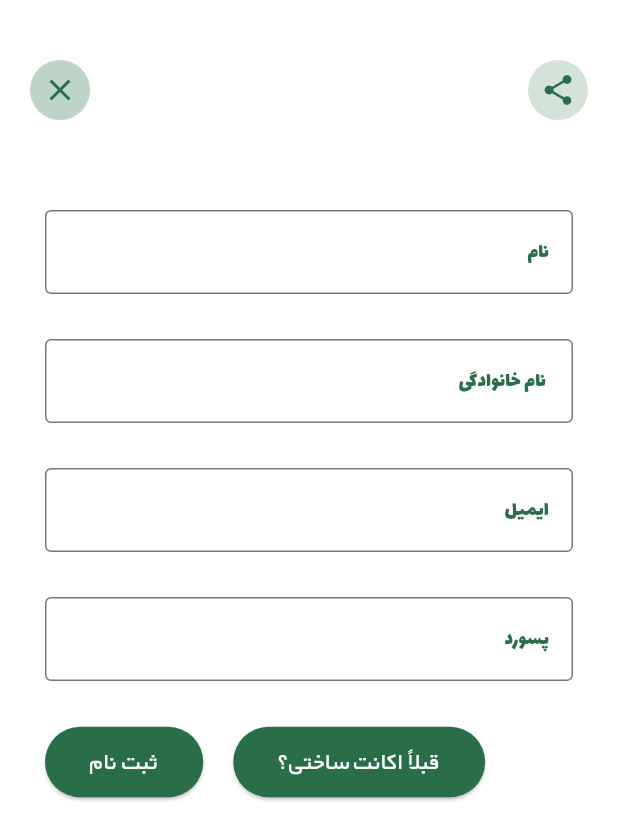
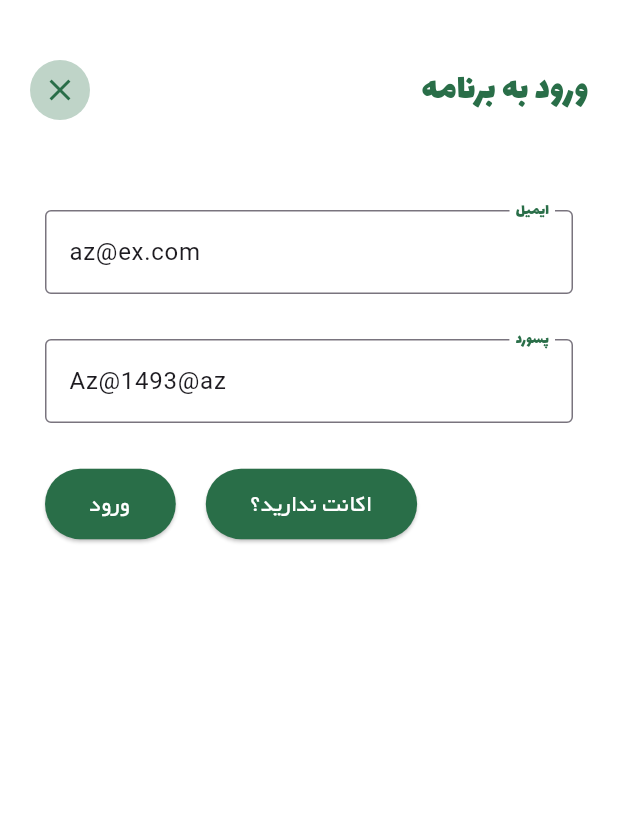
Before and after one commit to alizlfghri-13771206/wordpress_app, a Flutter app: the screen it shows after launch, on a phone screen of 412 x 824 dp. Shown: the top 840 px of the screen. Run offline on Flutter 3.47's test engine with Material 3 defaults, Android fonts, the phone set to English and light mode, and no system bars; our stand-ins replace animated_bottom_navigation_bar, dio, page_transition; accounts and stored records are empty.

Commit message:
last update

```diff
--- a/lib/main.dart
+++ b/lib/main.dart
@@ -1,8 +1,8 @@
 import 'dart:io';
 
 import 'package:flutter/material.dart';
+import 'package:wordpress_app/ui/login_page/login_page.dart';
 import "api/api_service.dart";
-import 'package:wordpress_app/ui/signup/signup_page.dart';
 
 class MyHttpOverrides extends HttpOverrides {
   @override
@@ -28,7 +28,7 @@ class PlantApp extends StatelessWidget {
         theme: ThemeData(scaffoldBackgroundColor: Colors.white),
         title: "Plant App",
         debugShowCheckedModeBanner: false,
-        home: SignupPage(),
+        home: LoginPage(),
       ),
     );
   }
--- /dev/null
+++ b/lib/ui/login_page/login_page.dart
@@ -0,0 +1,239 @@
+import "package:flutter/material.dart";
+import "package:page_transition/page_transition.dart";
+import "package:wordpress_app/api/api_service.dart";
+import "package:wordpress_app/constants/constants.dart";
+import "package:wordpress_app/models/woocommerece/login_model.dart";
+import "package:wordpress_app/models/woocommerece/register_model.dart";
+import "package:wordpress_app/ui/home/home.dart";
+import "package:wordpress_app/ui/root/root.dart";
+import "package:wordpress_app/ui/signup/signup_page.dart";
+import "package:wordpress_app/ui/utils/custom_app_bar.dart";
+import "package:wordpress_app/ui/utils/custom_dialog_box.dart";
+
+class LoginPage extends StatefulWidget {
+  const LoginPage({super.key});
+
+  @override
+  State<LoginPage> createState() => _LoginPageState();
+}
+
+class _LoginPageState extends State<LoginPage> {
+  late APIService apiService;
+  late CustomerModel customerModel;
+  late LoginResponseModel loginModel;
+  GlobalKey<FormState> globalKey = GlobalKey<FormState>();
+  TextEditingController emailController = TextEditingController(
+    text: "az@ex.com",
+  );
+  TextEditingController passwordController = TextEditingController(
+    text: "Az@1493@az",
+  );
+
+  bool isApiCalled = false;
+
+  Widget loading(bool X) {
+    if (X) {
+      return CircularProgressIndicator();
+    } else {
+      return Text('');
+    }
+  }
+
+  @override
+  void initState() {
+    apiService = APIService();
+    customerModel = CustomerModel();
+    loginModel = LoginResponseModel();
+    super.initState();
+  }
+
+  @override
+  Widget build(BuildContext context) {
+    Size size = MediaQuery.of(context).size;
+    return Scaffold(
+      body: Stack(
+        children: <Widget>[
+          CustomAppBar(title: " ورود به برنامه"),
+          Positioned(
+            top: 130,
+            left: 20,
+            right: 20,
+            child: SizedBox(
+              height: size.height * .8,
+              width: size.width * .8,
+              child: Form(
+                key: globalKey,
+                child: SingleChildScrollView(
+                  child: Padding(
+                    padding: EdgeInsets.all(10),
+                    child: Column(
+                      children: [
+                        Directionality(
+                          textDirection: .rtl,
+                          child: TextFormField(
+                            controller: emailController,
+                            textDirection: TextDirection.ltr,
+                            cursorColor: Constants.primaryColor,
+                            decoration: InputDecoration(
+                              errorStyle: TextStyle(
+                                fontFamily: "yekan",
+                                fontSize: 12,
+                              ),
+                              border: OutlineInputBorder(),
+                              label: Text(
+                                "ایمیل",
+                                style: TextStyle(
+                                  fontFamily: "laleh",
+                                  fontSize: 14,
+                                  fontWeight: FontWeight.w400,
+                                  color: Constants.primaryColor,
+                                ),
+                              ),
+                            ),
+                            validator: (value) {
+                              if (value!.isEmpty) {
+                                return "این فیلد نمیتواند خالی باشد";
+                              }
+                              return null;
+                            },
+                          ),
+                        ),
+                        SizedBox(height: 30),
+                        Directionality(
+                          textDirection: .rtl,
+                          child: TextFormField(
+                            controller: passwordController,
+                            textDirection: TextDirection.ltr,
+                            cursorColor: Constants.primaryColor,
+                            decoration: InputDecoration(
+                              errorStyle: TextStyle(
+                                fontFamily: "yekan",
+                                fontSize: 12,
+                              ),
+                              border: OutlineInputBorder(),
+                              label: Text(
+                                "پسورد",
+                                style: TextStyle(
+                                  fontFamily: "laleh",
+                                  fontSize: 14,
+                                  fontWeight: FontWeight.w400,
+                                  color: Constants.primaryColor,
+                                ),
+                              ),
+                            ),
+                            validator: (value) {
+                              if (value!.isEmpty) {
+                                return "این فیلد نمیتواند خالی باشد";
+                              }
+                              return null;
+                            },
+                          ),
+                        ),
+                        SizedBox(height: 30),
+                        Row(
+                          children: [
+                            ElevatedButton(
+                              style: ElevatedButton.styleFrom(
+                                backgroundColor: Constants.primaryColor,
+                                padding: EdgeInsets.symmetric(
+                                  horizontal: 30,
+                                  vertical: 12,
+                                ),
+                              ),
+                              onPressed: () {
+                                if (globalKey.currentState!.validate()) {
+                                  setState(() => isApiCalled = true);
+
+                                  apiService
+                                      .login(
+                                        emailController.text,
+                                        passwordController.text,
+                                      )
+                                      .then((x) {
+                                        setState(() => isApiCalled = false);
+                                        if (x.success!) {
+                                          debugPrint(x.token);
+                                          debugPrint(x.toString());
+                                          CustomDialogBox.showMessage(
+                                            context,
+                                            "موفقیت آمیز",
+                                            "اکانت شما با موفقیت شناسایی شد",
+                                            "ورود به برنامه",
+                                            () {
+                                              Navigator.of(
+                                                context,
+                                              ).pushReplacement(
+                                                PageTransition(
+                                                  type: PageTransitionType
+                                                      .leftToRight,
+                                                  child: RootPage(),
+                                                ),
+                                              );
+                                            },
+                                          );
+                                        } else {
+                                          CustomDialogBox.showMessage(
+                                            context,
+                                            "  ناموفق",
+                                            "انجام نشد",
+                                            "بستن",
+                                            () {
+                                              Navigator.of(context).pop();
+                                            },
+                                          );
+                                        }
+                                        setState(() => isApiCalled = false);
+                                      });
+                                }
+                              },
+                              child: Text(
+                                "ورود",
+                                style: TextStyle(
+                                  color: Colors.white,
+                                  fontFamily: "yekan",
+                                  fontSize: 16,
+                                ),
+                              ),
+                            ),
+                            SizedBox(width: 20),
+                            ElevatedButton(
+                              style: ElevatedButton.styleFrom(
+                                backgroundColor: Constants.primaryColor,
+                                padding: EdgeInsets.symmetric(
+                                  horizontal: 30,
+                                  vertical: 12,
+                                ),
+                              ),
+                              onPressed: () {
+                                Navigator.of(context).pushReplacement(
+                                  PageTransition(
+                                    type: PageTransitionType.leftToRight,
+                                    child: SignupPage(),
+                                  ),
+                                );
+                              },
+                              child: Text(
+                                "اکانت ندارید؟",
+                                style: TextStyle(
+                                  color: Colors.white,
+                                  fontFamily: "yekan",
+                                  fontSize: 16,
+                                ),
+                              ),
+                            ),
+                          ],
+                        ),
+                        SizedBox(height: 30),
+                        loading(isApiCalled),
+                      ],
+                    ),
+                  ),
+                ),
+              ),
+            ),
+          ),
+        ],
+      ),
+    );
+  }
+}
--- a/lib/ui/root/root.dart
+++ b/lib/ui/root/root.dart
@@ -10,7 +10,6 @@ import "package:wordpress_app/ui/home/home.dart";
 import "package:wordpress_app/ui/profile/profile.dart";
 import "package:wordpress_app/ui/scan.dart";
 import "package:wordpress_app/ui/cart_page/shopping_cart.dart";
-import "package:wordpress_app/ui/signup/signup_page.dart";
 
 class RootPage extends StatefulWidget {
   const RootPage({super.key});
@@ -47,6 +46,7 @@ class _RootPageState extends State<RootPage> {
     return Scaffold(
       backgroundColor: Colors.white,
       appBar: AppBar(
+        automaticallyImplyLeading: false,
         elevation: 0.0,
         backgroundColor: Colors.white70,
         title: Padding(
--- a/lib/ui/signup/signup_page.dart
+++ b/lib/ui/signup/signup_page.dart
@@ -1,10 +1,13 @@
 import "package:flutter/material.dart";
+import "package:page_transition/page_transition.dart";
 import "package:wordpress_app/api/api_service.dart";
 import "package:wordpress_app/constants/constants.dart";
 import "package:wordpress_app/models/woocommerece/register_model.dart";
 import "package:wordpress_app/ui/signup/custom_form_field.dart";
+import "package:wordpress_app/ui/utils/custom_app_bar.dart";
 import "package:wordpress_app/ui/utils/extentions.dart";
 import "package:wordpress_app/ui/utils/custom_dialog_box.dart";
+import 'package:wordpress_app/ui/login_page/login_page.dart';
 
 class SignupPage extends StatefulWidget {
   const SignupPage({super.key});
@@ -42,44 +45,7 @@ class _SignupPageState extends State<SignupPage> {
     return Scaffold(
       body: Stack(
         children: <Widget>[
-          Positioned(
-            top: 40,
-            left: 20,
-            right: 20,
-            child: Row(
-              mainAxisAlignment: MainAxisAlignment.spaceBetween,
-              children: [
-                // X Button
-                GestureDetector(
-                  onTap: () {
-                    Navigator.pop(context);
-                  },
-                  child: Container(
-                    height: 40,
-                    width: 40,
-                    decoration: BoxDecoration(
-                      color: Constants.primaryColor.withValues(alpha: .3),
-                      shape: BoxShape.circle,
-                    ),
-                    child: Icon(Icons.close, color: Constants.primaryColor),
-                  ),
-                ),
-                // Like Button
-                GestureDetector(
-                  onTap: () {},
-                  child: Container(
-                    height: 40,
-                    width: 40,
-                    decoration: BoxDecoration(
-                      color: Constants.primaryColor.withValues(alpha: .2),
-                      shape: BoxShape.circle,
-                    ),
-                    child: Icon(Icons.share, color: Constants.primaryColor),
-                  ),
-                ),
-              ],
-            ),
-          ),
+          CustomAppBar(title: "ثبت نام"),
           Positioned(
             top: 130,
             left: 20,
@@ -221,7 +187,14 @@ class _SignupPageState extends State<SignupPage> {
                                   vertical: 12,
                                 ),
                               ),
-                              onPressed: () {},
+                              onPressed: () {
+                                Navigator.of(context).pushReplacement(
+                                  PageTransition(
+                                    type: PageTransitionType.leftToRight,
+                                    child: LoginPage(),
+                                  ),
+                                );
+                              },
                               child: Text(
                                 "قبلاً اکانت ساختی؟",
                                 style: TextStyle(
--- /dev/null
+++ b/lib/ui/utils/custom_app_bar.dart
@@ -0,0 +1,46 @@
+import "package:flutter/material.dart";
+import "package:wordpress_app/constants/constants.dart";
+
+class CustomAppBar extends StatelessWidget {
+  final String title;
+  const CustomAppBar({super.key, required this.title});
+
+  @override
+  Widget build(BuildContext context) {
+    return Positioned(
+      top: 40,
+      left: 20,
+      right: 20,
+      child: Row(
+        mainAxisAlignment: MainAxisAlignment.spaceBetween,
+        crossAxisAlignment:.center,
+        children: [
+          // X Button
+          GestureDetector(
+            onTap: () {
+              Navigator.pop(context);
+            },
+            child: Container(
+              height: 40,
+              width: 40,
+              decoration: BoxDecoration(
+                color: Constants.primaryColor.withValues(alpha: .3),
+                shape: BoxShape.circle,
+              ),
+              child: Icon(Icons.close, color: Constants.primaryColor),
+            ),
+          ),
+          // text
+          Text(
+            title,
+            style: TextStyle(
+              color: Constants.primaryColor,
+              fontFamily: "laleh",
+              fontSize: 25,
+            ),
+          ),
+        ],
+      ),
+    );
+  }
+}
```
Also changed, not shown: lib/api/api_service.dart (+34 -4 lines), lib/models/woocommerece/login_model.dart (+45 -9 lines), lib/ui/login_page/custom_form_field.dart (added, +47 -0 lines).
